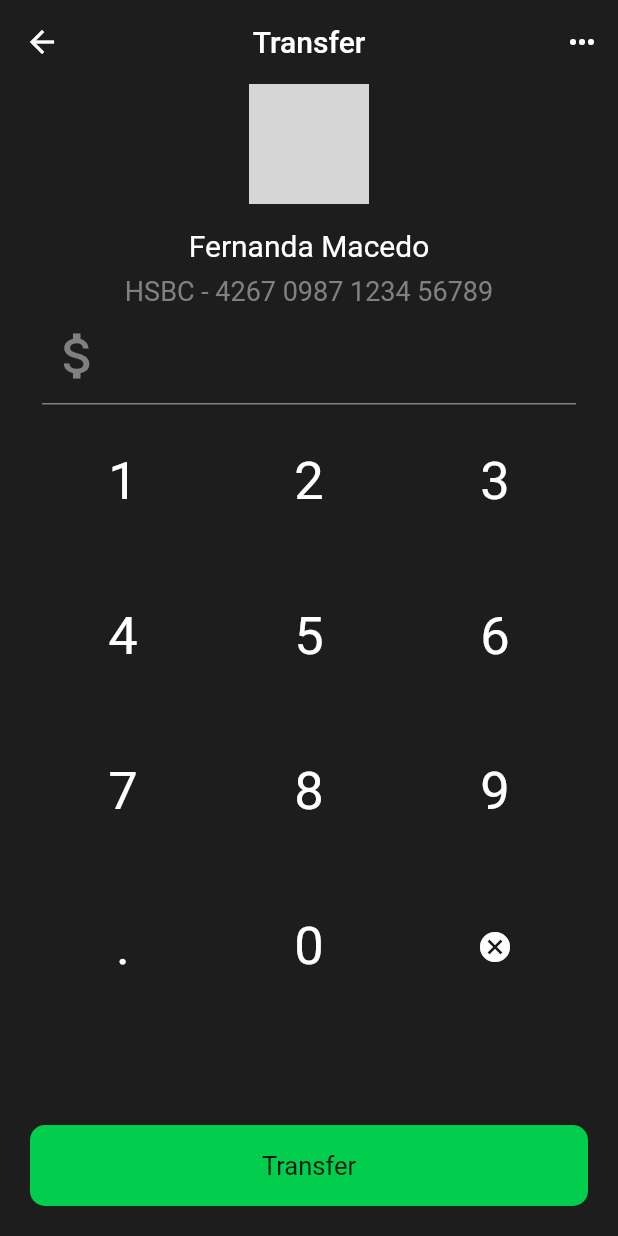
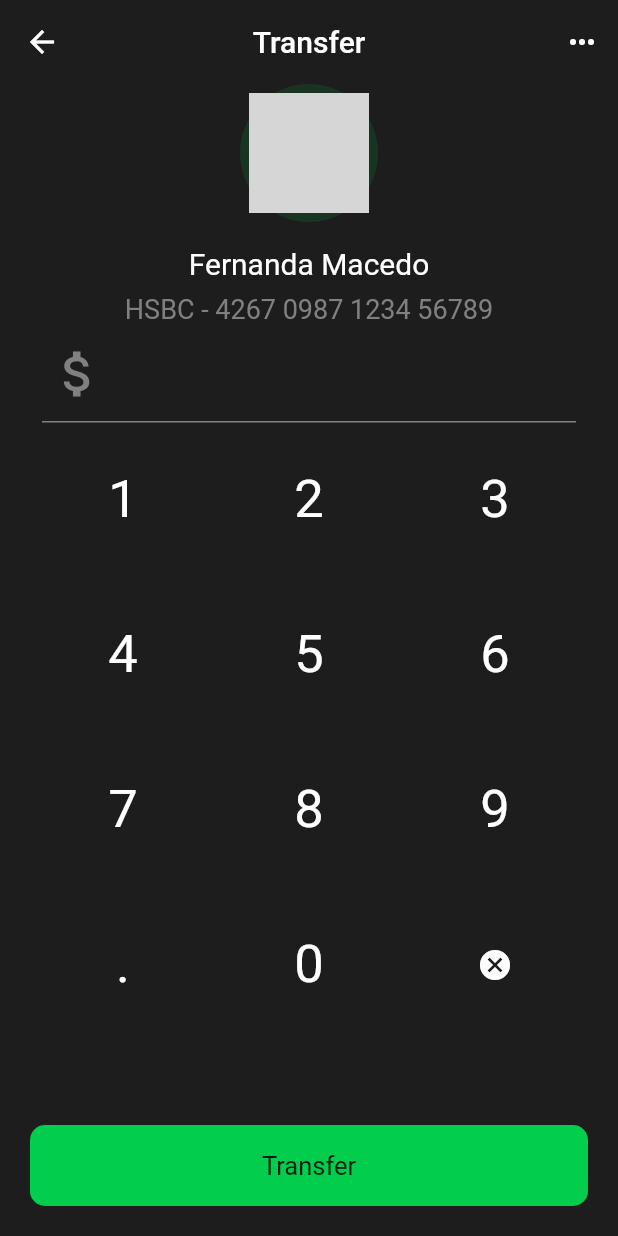
Before and after one commit to raangelbeatriz/bank_app_ui, a Flutter app: the HomePage screen opened directly, after a tap on "Transefer", on a phone screen of 412 x 824 dp. Run offline on Flutter 3.47's test engine with Material 2 defaults, Android fonts, the phone set to English and light mode, and no system bars; network calls fail; grey boxes are pictures that could not be loaded.

Commit message:
add circle avatar widget and update screens with it

```diff
--- a/lib/app/core/utils/colors.dart
+++ b/lib/app/core/utils/colors.dart
@@ -5,3 +5,4 @@ Color get green => const Color(0xFF03CD4C);
 Color get grey => const Color(0xFF5C5B60);
 Color get ligthGrey => const Color(0xFF808080);
 Color get darkGrey => const Color(0xFF303030);
+Color get darkGreen => const Color(0xFF03CD4C).withOpacity(0.13);
--- /dev/null
+++ b/lib/app/core/widgets/circle_avatar_widget.dart
@@ -0,0 +1,29 @@
+import 'package:flutter/material.dart';
+
+import '../utils/colors.dart';
+
+class CircleAvatarWidget extends StatelessWidget {
+  const CircleAvatarWidget({
+    Key? key,
+    required this.radiusBorder,
+    required this.radiusInnerCircle,
+    required this.image,
+  }) : super(key: key);
+  final double radiusBorder;
+  final double radiusInnerCircle;
+  final String image;
+
+  @override
+  Widget build(BuildContext context) {
+    return CircleAvatar(
+      backgroundColor: darkGreen,
+      radius: radiusBorder,
+      child: CircleAvatar(
+        radius: radiusInnerCircle,
+        backgroundImage: NetworkImage(
+          image,
+        ),
+      ),
+    );
+  }
+}
--- a/lib/app/pages/home_page/home_page.dart
+++ b/lib/app/pages/home_page/home_page.dart
@@ -3,6 +3,7 @@ import 'package:flutter/material.dart';
 
 import '../../core/routes/routes.dart';
 import '../../core/utils/colors.dart';
+import '../../core/widgets/circle_avatar_widget.dart';
 import '../../models/last_transaction.dart';
 import 'widget/last_transaction_widget.dart';
 import 'widget/transaction_widget.dart';
@@ -66,11 +67,11 @@ class HomePage extends StatelessWidget {
                       Row(
                         crossAxisAlignment: CrossAxisAlignment.center,
                         children: [
-                          const CircleAvatar(
-                            radius: 35,
-                            backgroundImage: NetworkImage(
-                              'https://img.freepik.com/free-photo/young-beautiful-woman-pink-warm-sweater-natural-look-smiling-portrait-isolated-long-hair_285396-896.jpg?w=2000',
-                            ),
+                          const CircleAvatarWidget(
+                            radiusBorder: 35,
+                            radiusInnerCircle: 30,
+                            image:
+                                'https://img.freepik.com/free-photo/young-beautiful-woman-pink-warm-sweater-natural-look-smiling-portrait-isolated-long-hair_285396-896.jpg?w=2000',
                           ),
                           SizedBox(
                             width: context.width * 0.03,
--- a/lib/app/pages/splash_page/splash_page.dart
+++ b/lib/app/pages/splash_page/splash_page.dart
@@ -79,7 +79,7 @@ class _SplashPageState extends State<SplashPage> {
                         height: context.heigth * 0.03,
                       ),
                       const Text(
-                        'Let\'s transfer and receive tour money with esay way',
+                        'Let\'s transfer and receive your money with esay way',
                         style: TextStyle(color: Colors.white, fontSize: 17),
                       ),
                       SizedBox(
--- a/lib/app/pages/transfer_page/transfer_page.dart
+++ b/lib/app/pages/transfer_page/transfer_page.dart
@@ -2,6 +2,8 @@ import 'package:bank_app_ui/app/core/utils/colors.dart';
 import 'package:bank_app_ui/app/core/utils/size_extension.dart';
 import 'package:bank_app_ui/app/pages/transfer_page/wigdet/calculator_button.dart';
 import 'package:flutter/material.dart';
+
+import '../../core/widgets/circle_avatar_widget.dart';
 
 class TransferPage extends StatelessWidget {
   const TransferPage({Key? key}) : super(key: key);
@@ -47,11 +49,11 @@ class TransferPage extends StatelessWidget {
           mainAxisAlignment: MainAxisAlignment.spaceBetween,
           crossAxisAlignment: CrossAxisAlignment.center,
           children: [
-            const CircleAvatar(
-              radius: 40,
-              backgroundImage: NetworkImage(
-                'https://img.freepik.com/free-photo/young-beautiful-woman-pink-warm-sweater-natural-look-smiling-portrait-isolated-long-hair_285396-896.jpg?w=2000',
-              ),
+            const CircleAvatarWidget(
+              radiusBorder: 46,
+              radiusInnerCircle: 40,
+              image:
+                  'https://img.freepik.com/free-photo/young-beautiful-woman-pink-warm-sweater-natural-look-smiling-portrait-isolated-long-hair_285396-896.jpg?w=2000',
             ),
             SizedBox(
               height: context.heigth * 0.02,
@@ -71,7 +73,7 @@ class TransferPage extends StatelessWidget {
               padding: const EdgeInsets.only(left: 8.0, right: 8.0),
               child: TextField(
                 controller: textController,
-                //readOnly: true,
+                readOnly: true,
                 style: const TextStyle(color: Colors.white, fontSize: 35),
                 decoration: InputDecoration(
                   fillColor: ligthGrey,
```
